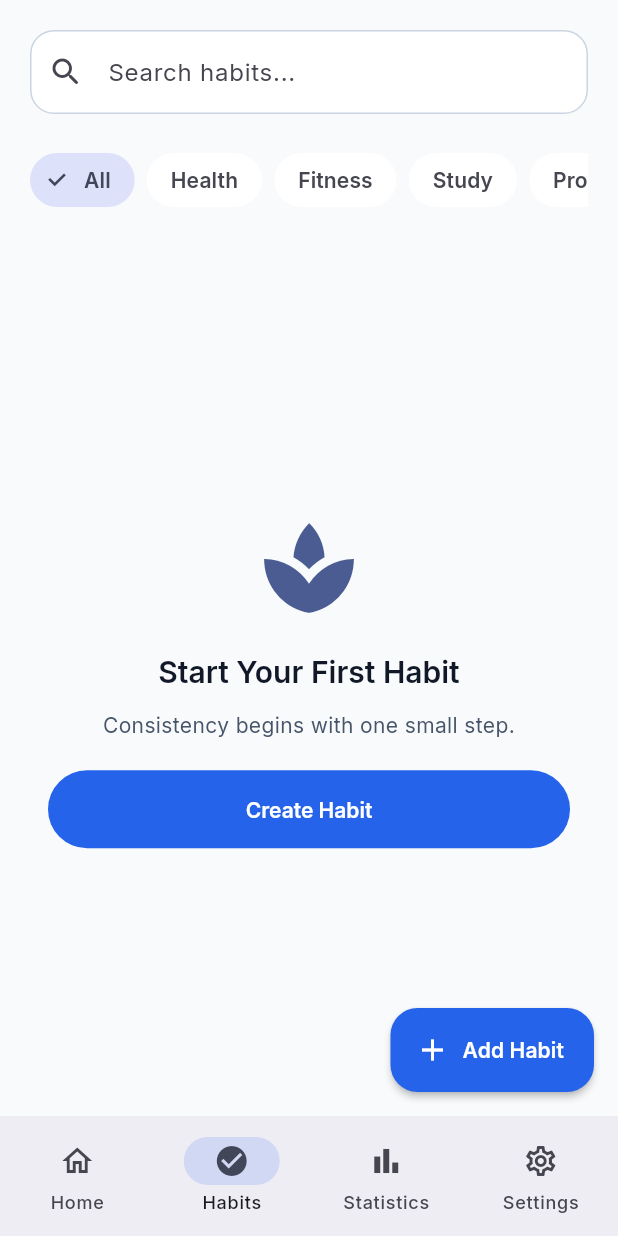
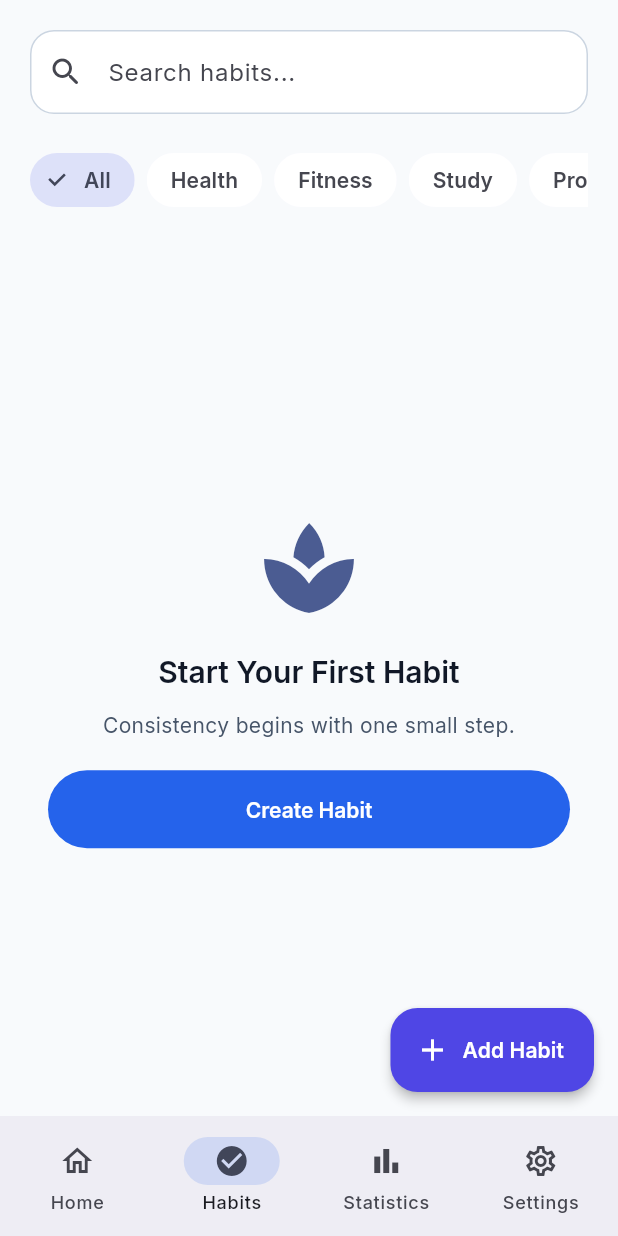
Before and after one commit to ashishsonu2000/streakflow, a Flutter app: the screen it shows after launch, item 2 of the bottom bar chosen, after a tap on "Create Habit", on a phone screen of 412 x 824 dp. Run offline on Flutter 3.47's test engine with Material 3 defaults, Android fonts, the light colour scheme and no system bars; our stand-ins replace equatable, fl_chart, flutter_riverpod, flutter_slidable, go_router, google_fonts and 1 more; accounts and stored records are empty; generated files the repository leaves out were written again.

Commit message:
Before Sprint 2.3 Architecture Refactor

```diff
--- a/lib/core/ui/buttons/app_fab.dart
+++ b/lib/core/ui/buttons/app_fab.dart
@@ -0,0 +1,81 @@
+import 'package:flutter/material.dart';
+
+import '../colors/app_colors.dart';
+
+class AppFab extends StatelessWidget {
+  const AppFab({
+    super.key,
+    required this.icon,
+    required this.onPressed,
+    this.label,
+    this.tooltip,
+    this.heroTag,
+    this.isMini = false,
+    this.backgroundColor,
+    this.foregroundColor,
+  });
+
+  /// Icon displayed on the FAB.
+  final IconData icon;
+
+  /// Optional label.
+  ///
+  /// If provided an Extended FAB is shown.
+  final String? label;
+
+  /// Callback when pressed.
+  final VoidCallback onPressed;
+
+  /// Tooltip shown on long press.
+  final String? tooltip;
+
+  /// Hero tag.
+  final Object? heroTag;
+
+  /// Mini FAB.
+  final bool isMini;
+
+  /// Override background color.
+  final Color? backgroundColor;
+
+  /// Override foreground color.
+  final Color? foregroundColor;
+
+  @override
+  Widget build(BuildContext context) {
+    final theme = Theme.of(context);
+
+    final bg = backgroundColor ?? AppColors.primary;
+    final fg = foregroundColor ?? Colors.white;
+
+    if (label != null && label!.isNotEmpty) {
+      return FloatingActionButton.extended(
+        heroTag: heroTag,
+        tooltip: tooltip,
+        onPressed: onPressed,
+        backgroundColor: bg,
+        foregroundColor: fg,
+        elevation: 3,
+        icon: Icon(icon),
+        label: Text(
+          label!,
+          style: theme.textTheme.labelLarge?.copyWith(
+            color: fg,
+            fontWeight: FontWeight.w600,
+          ),
+        ),
+      );
+    }
+
+    return FloatingActionButton(
+      heroTag: heroTag,
+      tooltip: tooltip,
+      mini: isMini,
+      onPressed: onPressed,
+      backgroundColor: bg,
+      foregroundColor: fg,
+      elevation: 3,
+      child: Icon(icon),
+    );
+  }
+}
--- a/lib/features/dashboard/domain/builders/dashboard_builder.dart
+++ b/lib/features/dashboard/domain/builders/dashboard_builder.dart
@@ -158,6 +158,7 @@ class DashboardBuilder {
           const Duration(minutes: 15),
         ),
         xp: 10,
+        time: '',
       ),
       ActivityItem(
         id: "2",
@@ -170,6 +171,7 @@ class DashboardBuilder {
           const Duration(hours: 2),
         ),
         xp: 20,
+        time: '',
       ),
     ];
 
--- a/lib/features/dashboard/domain/calculators/activity_calculator.dart
+++ b/lib/features/dashboard/domain/calculators/activity_calculator.dart
@@ -33,8 +33,8 @@ class ActivityCalculator {
           log.completedAt ?? log.date,
         ),
         status: ActivityStatus.completed,
-        date: null,
-        xp: null,
+        date: log.completedAt ?? log.date,
+        xp: 0,
       );
     }).toList();
   }
--- a/lib/features/dashboard/domain/models/activity_item.dart
+++ b/lib/features/dashboard/domain/models/activity_item.dart
@@ -12,6 +12,7 @@ class ActivityItem {
     required this.status,
     required this.date,
     required this.xp,
+    required String time,
   });
 
   final String id;
--- a/lib/features/dashboard/presentation/providers/dashboard_provider.dart
+++ b/lib/features/dashboard/presentation/providers/dashboard_provider.dart
@@ -1,6 +1,5 @@
 import 'package:flutter_riverpod/flutter_riverpod.dart';
 
-import '../../../calendar/domain/usecases/get_calendar_usecase.dart';
 import '../../../calendar/presentation/providers/calendar_provider.dart';
 import '../../../habits/presentation/provider/habit_providers.dart';
 
@@ -23,19 +22,19 @@ final getDashboardUseCaseProvider = Provider<GetDashboardUseCase>((ref) {
 ///------------------------------------------------------------
 
 class DashboardNotifier extends AsyncNotifier<DashboardViewModel> {
-  late final GetDashboardUseCase _useCase;
-
   @override
   Future<DashboardViewModel> build() async {
-    _useCase = ref.read(getDashboardUseCaseProvider);
-    return _useCase();
+    final useCase = ref.read(getDashboardUseCaseProvider);
+    return useCase();
   }
 
   Future<void> refresh() async {
+    final useCase = ref.read(getDashboardUseCaseProvider);
+
     state = const AsyncLoading();
 
     state = await AsyncValue.guard(
-      () => _useCase(),
+      () => useCase(),
     );
   }
 }
--- a/lib/features/habits/domain/models/habit_card_view_model.dart
+++ b/lib/features/habits/domain/models/habit_card_view_model.dart
@@ -19,6 +19,9 @@ class HabitCardViewModel {
     required this.targetPerDay,
     required this.progress,
     required this.durationMinutes,
+    required this.categoryLabel,
+    required this.frequencyLabel,
+    required this.difficultyLabel,
   });
 
   final String id;
@@ -48,4 +51,8 @@ class HabitCardViewModel {
   final double progress;
 
   final int durationMinutes;
+
+  final String categoryLabel;
+  final String frequencyLabel;
+  final String difficultyLabel;
 }
--- a/lib/features/habits/presentation/pages/habit_form_page.dart
+++ b/lib/features/habits/presentation/pages/habit_form_page.dart
@@ -63,8 +63,6 @@ class _HabitFormPageState extends ConsumerState<HabitFormPage> {
 
   @override
   void dispose() {
-    ref.read(habitFormProvider.notifier).reset();
-
     _titleController.dispose();
     _descriptionController.dispose();
 
--- a/lib/features/habits/presentation/pages/habits_page.dart
+++ b/lib/features/habits/presentation/pages/habits_page.dart
@@ -1,6 +1,9 @@
 import 'package:flutter/material.dart';
 import 'package:flutter_riverpod/flutter_riverpod.dart';
+import 'package:go_router/go_router.dart';
 
+import '../../../../app/routes.dart';
+import '../../../../core/ui/ui.dart';
 import '../provider/habit_card_provider.dart';
 
 import '../widgets/filters/habit_search_bar.dart';
@@ -37,10 +40,14 @@ class _HabitsPageState extends ConsumerState<HabitsPage> {
     }).toList();
 
     return Scaffold(
-      floatingActionButton: FloatingActionButton.extended(
-        onPressed: () {},
-        icon: const Icon(Icons.add),
-        label: const Text("Add Habit"),
+      floatingActionButtonLocation: FloatingActionButtonLocation.endFloat,
+      floatingActionButton: AppFab(
+        icon: Icons.add,
+        label: 'Add Habit',
+        tooltip: 'Create Habit',
+        onPressed: () {
+          context.push(AppRoutes.habitForm);
+        },
       ),
       body: SafeArea(
         child: Column(
--- a/lib/features/habits/presentation/provider/habit_card_provider.dart
+++ b/lib/features/habits/presentation/provider/habit_card_provider.dart
@@ -9,15 +9,11 @@ final habitCardMapperProvider = Provider(
 );
 
 final habitCardProvider = Provider<List<HabitCardViewModel>>((ref) {
-  final habits = ref.watch(
-    habitNotifierProvider,
-  );
+  final habitsAsync = ref.watch(habitsProvider);
 
-  final mapper = ref.watch(
-    habitCardMapperProvider,
-  );
+  final mapper = ref.watch(habitCardMapperProvider);
 
-  return habits.when(
+  return habitsAsync.when(
     data: mapper.mapList,
     loading: () => const [],
     error: (_, __) => const [],
--- a/lib/features/habits/presentation/provider/habit_providers.dart
+++ b/lib/features/habits/presentation/provider/habit_providers.dart
@@ -1,59 +1,55 @@
 import 'package:flutter_riverpod/flutter_riverpod.dart';
 
 import '../../../../core/database/database_provider.dart';
-import '../../../habits/data/datasource/habit_local_datasource.dart';
-import '../../../habits/data/datasource/habit_local_datasource_impl.dart';
-import '../../../habits/data/mapper/habit_mapper.dart';
-import '../../../habits/domain/models/habit.dart';
-import '../../../habits/domain/repositories/habit_repository.dart';
-import '../../../habits/domain/repositories/habit_repository_impl.dart';
+
+import '../../data/datasource/habit_local_datasource_impl.dart';
+import '../../data/mapper/habit_mapper.dart';
+
 import '../../domain/models/analytics_summary.dart';
-import '../../domain/services/habit_analytics_service.dart';
+import '../../domain/models/habit.dart';
+import '../../domain/repositories/habit_repository.dart';
+import '../../domain/repositories/habit_repository_impl.dart';
+
 import '../../usecases/complete_habit_usecase.dart';
 import '../../usecases/create_habit_usecase.dart';
 import '../../usecases/get_habit_analytics_usecase.dart';
-
 import '../../usecases/update_habit_usecase.dart';
 import '../notifiers/habit_notifier.dart';
-import '../../data/entities/habit_log_entity.dart';
+import 'habit_analytics_provider.dart';
 
-/// Mapper
-final habitMapperProvider = Provider<HabitMapper>((ref) {
-  return const HabitMapper();
-});
-
-/// Live stream of habit logs from Isar
-final habitLogsProvider = StreamProvider<List<HabitLogEntity>>((ref) {
-  return ref.read(habitRepositoryProvider).watchHabitLogs();
-});
-
-/// Local Data Source
-final habitLocalDataSourceProvider = Provider<HabitLocalDataSource>((ref) {
-  return HabitLocalDataSourceImpl(
-    ref.read(isarServiceProvider),
-    ref.read(habitMapperProvider),
-  );
-});
-
-/// Repository
 final habitRepositoryProvider = Provider<HabitRepository>((ref) {
   return HabitRepositoryImpl(
-    ref.read(habitLocalDataSourceProvider),
+    HabitLocalDataSourceImpl(
+      ref.read(isarServiceProvider),
+      const HabitMapper(),
+    ),
     ref.read(habitAnalyticsServiceProvider),
   );
 });
 
-/// Live stream of habits from Isar
 final habitsProvider = StreamProvider<List<Habit>>((ref) {
   return ref.read(habitRepositoryProvider).watchAll();
 });
 
-final habitNotifierProvider = AsyncNotifierProvider<HabitNotifier, List<Habit>>(
+final habitNotifierProvider = AsyncNotifierProvider<HabitNotifier, void>(
   HabitNotifier.new,
 );
 
+final getHabitAnalyticsUseCaseProvider =
+    Provider<GetHabitAnalyticsUseCase>((ref) {
+  return GetHabitAnalyticsUseCase(
+    ref.read(habitRepositoryProvider),
+  );
+});
+
 final createHabitUseCaseProvider = Provider<CreateHabitUseCase>((ref) {
   return CreateHabitUseCase(
+    ref.read(habitRepositoryProvider),
+  );
+});
+
+final updateHabitUseCaseProvider = Provider<UpdateHabitUseCase>((ref) {
+  return UpdateHabitUseCase(
     ref.read(habitRepositoryProvider),
   );
 });
@@ -64,34 +60,8 @@ final completeHabitUseCaseProvider = Provider<CompleteHabitUseCase>((ref) {
   );
 });
 
-final updateHabitUseCaseProvider = Provider<UpdateHabitUseCase>((ref) {
-  return UpdateHabitUseCase(
-    ref.watch(habitRepositoryProvider),
-  );
-});
-
-final habitAnalyticsServiceProvider = Provider<HabitAnalyticsService>(
-  (_) => const HabitAnalyticsService(),
-);
-
-final getHabitAnalyticsUseCaseProvider = Provider<GetHabitAnalyticsUseCase>(
-  (ref) {
-    return GetHabitAnalyticsUseCase(
-      ref.read(
-        habitRepositoryProvider,
-      ),
-    );
+final habitAnalyticsProvider = FutureProvider.family<AnalyticsSummary, String>(
+  (ref, habitId) {
+    return ref.read(getHabitAnalyticsUseCaseProvider)(habitId);
   },
 );
-
-final habitAnalyticsProvider = FutureProvider.family<AnalyticsSummary, String>(
-  (ref, habitId) {
-    return ref
-        .read(
-          getHabitAnalyticsUseCaseProvider,
-        )
-        .call(
-          habitId,
-        );
-  },
-);
--- a/lib/features/habits/presentation/widgets/list/habit_list.dart
+++ b/lib/features/habits/presentation/widgets/list/habit_list.dart
@@ -4,7 +4,6 @@ import '../../../../../core/ui/empty/app_empty_state.dart';
 import '../../../../../core/ui/layouts/responsive_grid.dart';
 import '../../../domain/models/habit_card_view_model.dart';
 import '../cards/habit_card.dart';
-import 'empty_habits.dart';
 
 class HabitList extends StatelessWidget {
   const HabitList({
@@ -43,6 +42,8 @@ class HabitList extends StatelessWidget {
       mobileAspectRatio: 1.05,
       tabletAspectRatio: 0.95,
       desktopAspectRatio: 0.90,
+      shrinkWrap: false,
+      physics: const AlwaysScrollableScrollPhysics(),
       children: habits
           .map(
             (habit) => HabitCard(
--- a/lib/features/habits/presentation/widgets/save_habit_button.dart
+++ b/lib/features/habits/presentation/widgets/save_habit_button.dart
@@ -4,6 +4,7 @@ import 'package:flutter_riverpod/flutter_riverpod.dart';
 import '../../../../core/constants/constants.dart';
 import '../../../../shared/ui/buttons/buttons.dart';
 
+import '../../../dashboard/presentation/providers/dashboard_provider.dart';
 import '../provider/habit_form_provider.dart';
 
 class SaveHabitButton extends ConsumerWidget {
@@ -36,7 +37,10 @@ class SaveHabitButton extends ConsumerWidget {
         if (!context.mounted) return;
 
         if (success) {
-          Navigator.pop(context);
+          // Rebuild dashboard with latest habits
+          ref.invalidate(dashboardProvider);
+
+          Navigator.of(context).pop();
         }
       },
     );
```
Also changed, not shown: lib/core/ui/chips/status_chip.dart (+127 -0 lines), lib/features/habits/data/datasource/habit_local_datasource_impl.dart (+5 -2 lines), lib/features/habits/domain/mappers/habit_card_mapper.dart (+11 -13 lines), lib/features/habits/presentation/notifiers/habit_notifier.dart (+17 -50 lines), lib/features/habits/presentation/provider/habit_analytics_provider.dart (+3 -6 lines), lib/features/habits/presentation/widgets/cards/habit_card_header.dart (+31 -9 lines), pubspec.lock, 1 other file.
